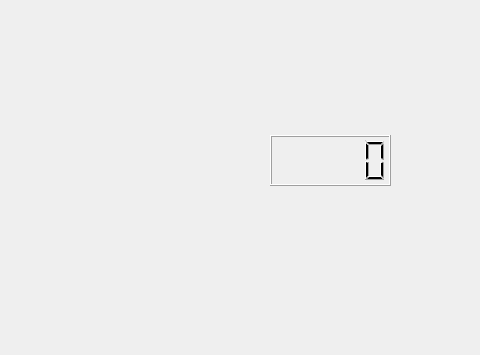
huangdu-moyu/Renju, file gamewindow.ui: the form before one commit; both pictures show x 460 to 940 and y 285 to 640 of the 940 by 640 pixel window.
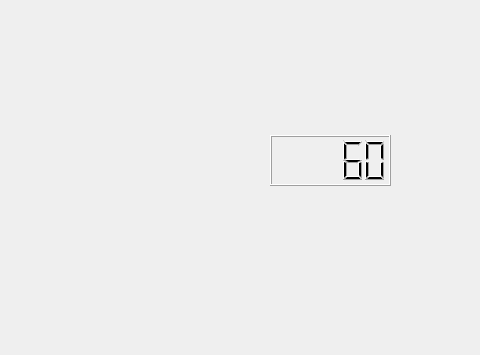
The form after the commit.

The edit to the form file:
```diff
--- a/gamewindow.ui
+++ b/gamewindow.ui
@@ -46,6 +46,21 @@
      <height>51</height>
     </rect>
    </property>
+   <property name="autoFillBackground">
+    <bool>false</bool>
+   </property>
+   <property name="inputMethodHints">
+    <set>Qt::ImhNone</set>
+   </property>
+   <property name="segmentStyle">
+    <enum>QLCDNumber::Filled</enum>
+   </property>
+   <property name="value" stdset="0">
+    <double>60.000000000000000</double>
+   </property>
+   <property name="intValue" stdset="0">
+    <number>60</number>
+   </property>
   </widget>
  </widget>
  <resources/>
```
